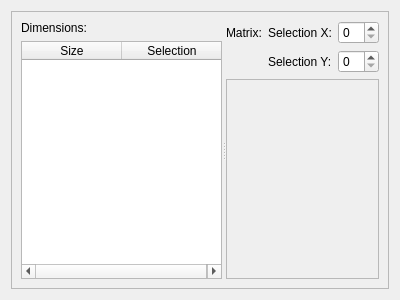
Old version of the form DimensionEditor.ui in the repository enlighteningCrow/MatCal.
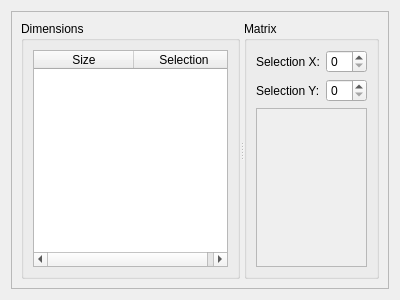
New version of the form.

Commit message: Changed DimensionEditor to use QGroupBox instead.

```diff
--- a/DimensionEditor.ui
+++ b/DimensionEditor.ui
@@ -34,15 +34,11 @@
         <property name="orientation">
          <enum>Qt::Horizontal</enum>
         </property>
-        <widget class="QWidget" name="dimensionWidget" native="true">
+        <widget class="QGroupBox" name="dimensionWidget">
+         <property name="title">
+          <string>Dimensions</string>
+         </property>
          <layout class="QVBoxLayout" name="verticalLayout_2">
-          <item>
-           <widget class="QLabel" name="dimensionsLabel">
-            <property name="text">
-             <string>Dimensions:</string>
-            </property>
-           </widget>
-          </item>
           <item>
            <widget class="QTableWidget" name="dimensionsTable">
             <property name="sizePolicy">
@@ -71,19 +67,12 @@
           </item>
          </layout>
         </widget>
-        <widget class="QWidget" name="matrixWidget" native="true">
+        <widget class="QGroupBox" name="matrixWidget">
+         <property name="title">
+          <string>Matrix</string>
+         </property>
          <layout class="QGridLayout" name="gridLayout">
-          <item row="0" column="2">
-           <widget class="QSpinBox" name="selectionXSpinbox"/>
-          </item>
           <item row="0" column="0">
-           <widget class="QLabel" name="matrix">
-            <property name="text">
-             <string>Matrix:</string>
-            </property>
-           </widget>
-          </item>
-          <item row="0" column="1">
            <widget class="QLabel" name="selectionXLabel">
             <property name="enabled">
              <bool>true</bool>
@@ -93,17 +82,20 @@
             </property>
            </widget>
           </item>
-          <item row="1" column="1">
+          <item row="1" column="0">
            <widget class="QLabel" name="selectionYLabel">
             <property name="text">
              <string>Selection Y:</string>
             </property>
            </widget>
           </item>
-          <item row="1" column="2">
+          <item row="0" column="1">
+           <widget class="QSpinBox" name="selectionXSpinbox"/>
+          </item>
+          <item row="1" column="1">
            <widget class="QSpinBox" name="selectionYSpinbox"/>
           </item>
-          <item row="2" column="0" colspan="3">
+          <item row="2" column="0" colspan="2">
            <widget class="QScrollArea" name="scrollAreaFE">
             <property name="sizePolicy">
              <sizepolicy hsizetype="Expanding" vsizetype="Expanding">
@@ -119,8 +111,8 @@
               <rect>
                <x>0</x>
                <y>0</y>
-               <width>192</width>
-               <height>158</height>
+               <width>135</width>
+               <height>129</height>
               </rect>
              </property>
             </widget>
```
The commit also changes 4 other files.
